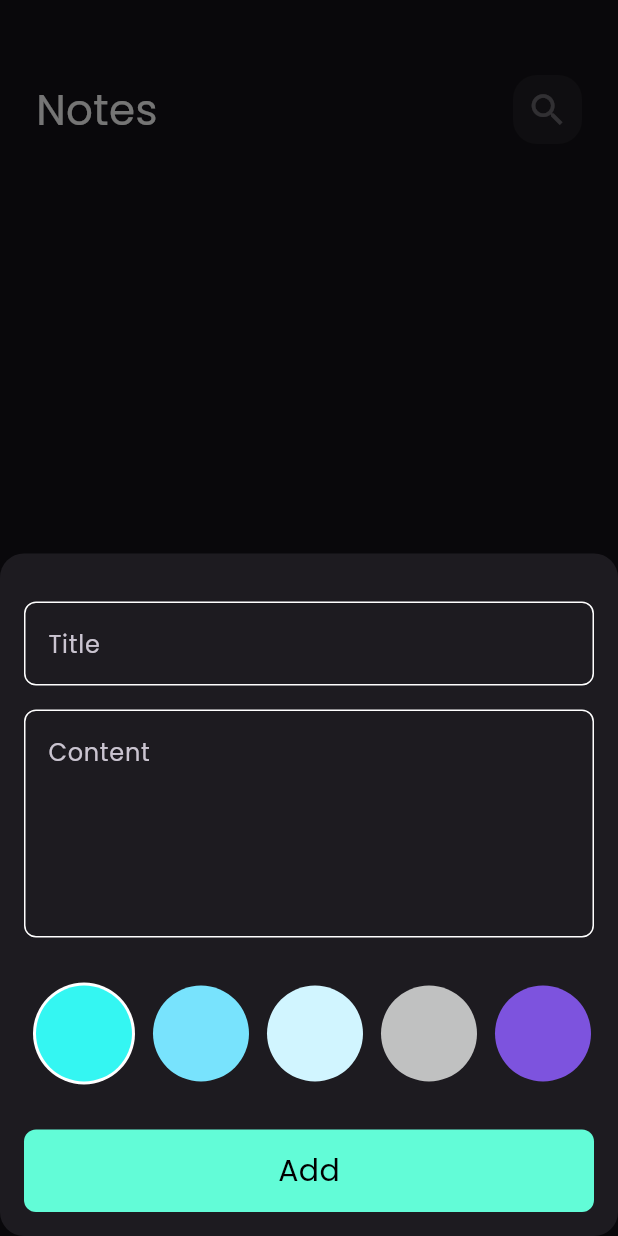
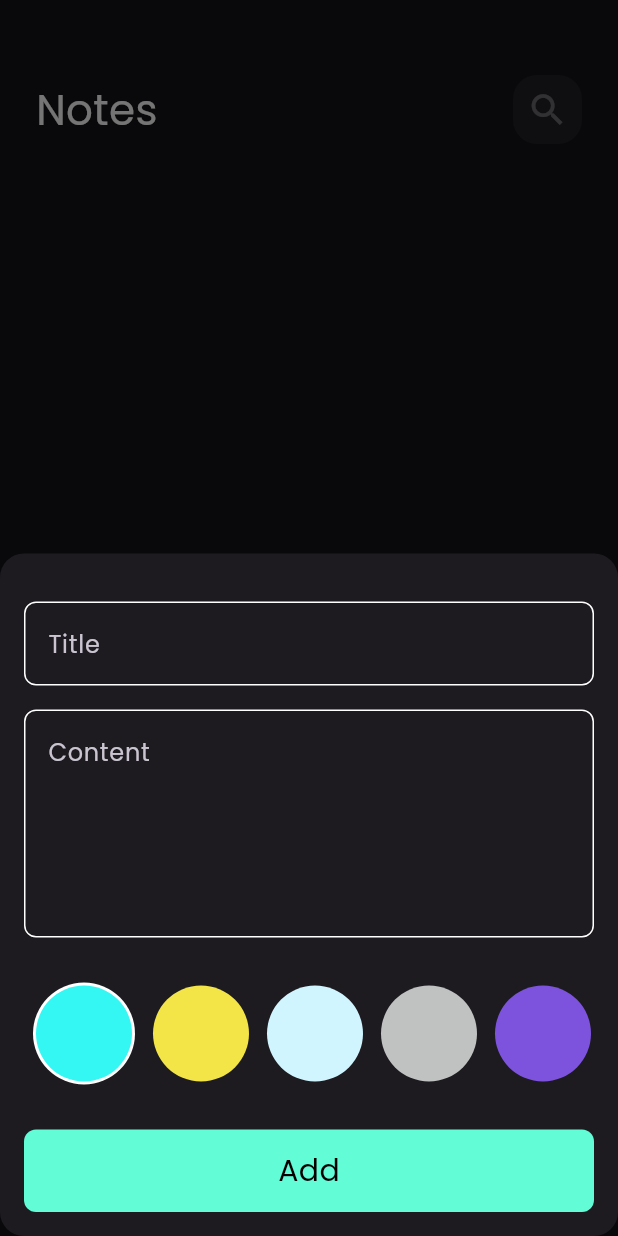
Before and after one commit to Aya-Dahlan/notes_app_wiht_hive, a Flutter app: the screen it shows after launch, after a tap on the "add" icon, on a phone screen of 412 x 824 dp. Run offline on Flutter 3.47's test engine with Material 3 defaults, Android fonts, the phone set to English and light mode, and no system bars; our stand-ins replace bloc, flutter_bloc, font_awesome_flutter, google_fonts, hive, hive_flutter and 1 more; accounts and stored records are empty.

Commit message:
Finish App

```diff
--- a/lib/constants.dart
+++ b/lib/constants.dart
@@ -4,3 +4,14 @@
 
 const kPrimaryColor = const Color(0xff62FCD7);
 const kNotesBox= 'notes_box';
+  List<Color> kColors=const[
+    Color(0xff34F6F2),
+    Color(0xffF3E447),
+    Color(0xffD1F5FF),
+    Color(0xffC0C1C1),
+    Color(0xff7D53DE)
+
+
+
+
+  ];
--- a/lib/cubits/add_notes_cubit/add_notes_cubit.dart
+++ b/lib/cubits/add_notes_cubit/add_notes_cubit.dart
@@ -1,3 +1,5 @@
+import 'dart:ui';
+
 import 'package:bloc/bloc.dart';
 import 'package:hive_flutter/adapters.dart';
 import 'package:meta/meta.dart';
@@ -10,17 +12,16 @@
 class AddNotesCubit extends Cubit<AddNotesState> {
   AddNotesCubit() : super(AddNotesInitial());
 
-
+  Color color = Color(0xff34F6F2);
   addNote(NoteModel note) async {
+    note.color = color.value;
     emit(AddNotesLoading());
     try {
       var notesBox = Hive.box<NoteModel>(kNotesBox);
       await notesBox.add(note);
       emit(AddNotesSuccess());
-
-
     } on Exception catch (e) {
-     emit(AddNotesFailure(e.toString())) ;
+      emit(AddNotesFailure(e.toString()));
     }
   }
 }
--- a/lib/views/widgets/colors_list_view.dart
+++ b/lib/views/widgets/colors_list_view.dart
@@ -1,4 +1,7 @@
 import 'package:flutter/material.dart';
+import 'package:flutter_bloc/flutter_bloc.dart';
+import 'package:notes_app_with_hive/constants.dart';
+import 'package:notes_app_with_hive/cubits/add_notes_cubit/add_notes_cubit.dart';
 
 class ColorItem extends StatelessWidget {
   const ColorItem({super.key, required this.isActive, required this.color});
@@ -31,23 +34,13 @@
 
 class _ColorsListViewState extends State<ColorsListView> {
   int currentIndex=0;
-  List<Color> colors=const[
-    Color(0xff34F6F2),
-    Color(0xff78E3FD),
-    Color(0xffD1F5FF),
-    Color(0xffC0C1C1),
-    Color(0xff7D53DE)
 
-
-
-
-  ];
   @override
   Widget build(BuildContext context) {
     return SizedBox(
       height: 32 * 3,
       child: ListView.builder(
-        itemCount: colors.length,
+        itemCount: kColors.length,
         scrollDirection: Axis.horizontal,
         itemBuilder: (context, index) {
           return  Padding(
@@ -55,12 +48,13 @@
               child: GestureDetector(
                 onTap: (){
                   currentIndex=index;
+                  BlocProvider.of<AddNotesCubit>(context).color=kColors[index];
                   setState(() {
 
                   });
                 },
                 child: ColorItem(
-                  color: colors[index],
+                  color: kColors[index],
                   isActive: currentIndex==index,
                 ),
               ));
--- a/lib/views/widgets/edit_view_body.dart
+++ b/lib/views/widgets/edit_view_body.dart
@@ -1,9 +1,12 @@
 import 'package:flutter/material.dart';
 import 'package:flutter_bloc/flutter_bloc.dart';
+import 'package:notes_app_with_hive/constants.dart';
 import 'package:notes_app_with_hive/cubits/notes_cubit/notes_cubit_cubit.dart';
 import 'package:notes_app_with_hive/models/note_model.dart';
+import 'package:notes_app_with_hive/views/widgets/colors_list_view.dart';
 import 'package:notes_app_with_hive/views/widgets/custom_app_bar.dart';
 import 'package:notes_app_with_hive/views/widgets/custom_textLfield.dart';
+import 'package:notes_app_with_hive/views/widgets/edit_color_list.dart';
 
 class EditNoteViewBody extends StatefulWidget {
   const EditNoteViewBody({super.key, required this.note});
@@ -54,7 +57,8 @@
             onChanged: (value) {
               content = value;
             },
-          )
+          ),
+           EditNoteColorsList(note: widget.note,),
         ],
       ),
     );
```
Also changed, not shown: lib/views/widgets/edit_color_list.dart (added, +51 -0 lines).
